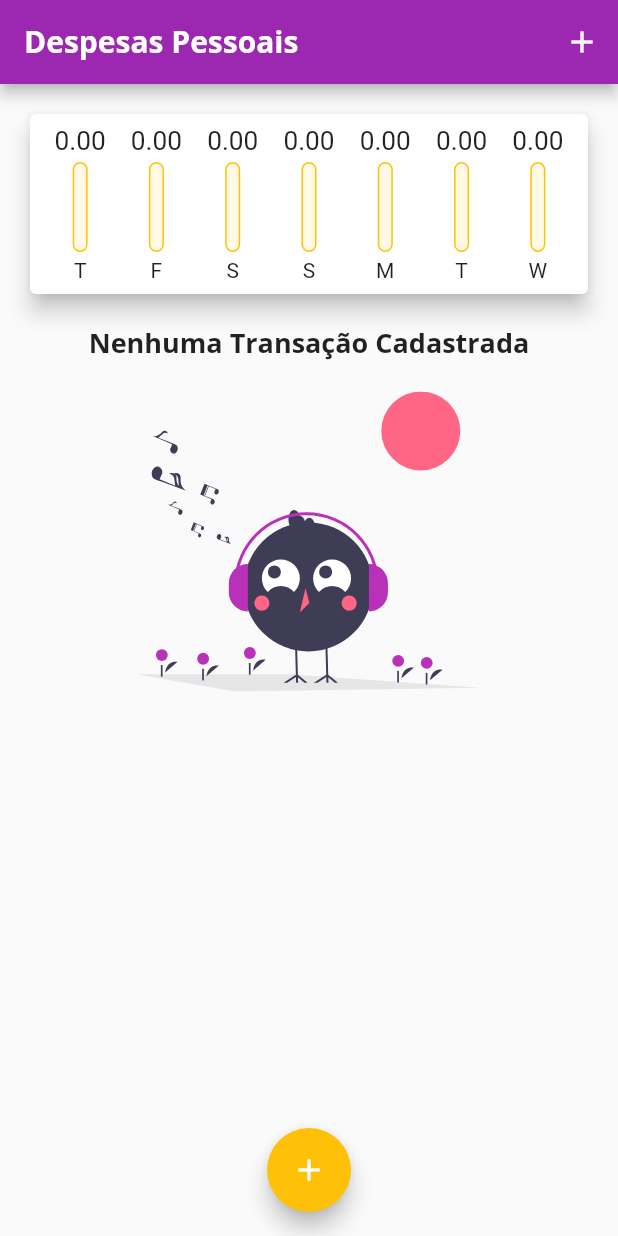
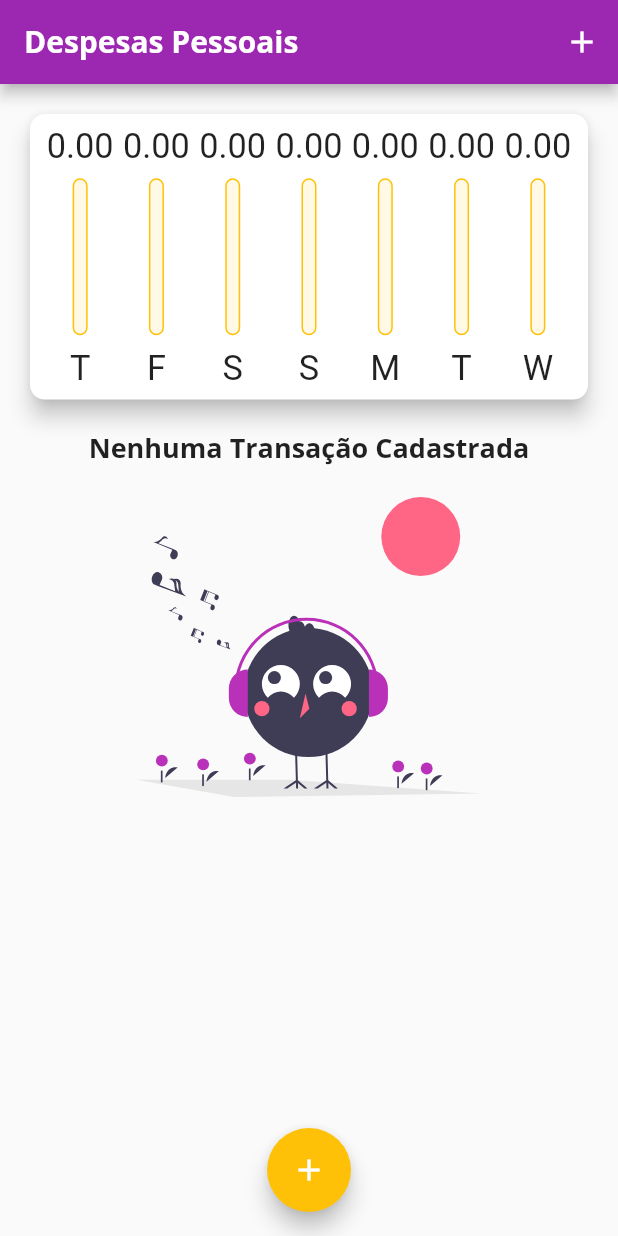
Before and after one commit to TonySilva7/expenses, a Flutter app: the screen it shows after launch, on a phone screen of 412 x 824 dp. Run offline on Flutter 3.47's test engine with Material 2 defaults, Android fonts, the light colour scheme and no system bars; our stand-ins replace flutter_svg.

Commit message:
feat: make responsive the graphic

```diff
--- a/lib/components/chart.dart
+++ b/lib/components/chart.dart
@@ -42,6 +42,9 @@ class Chart extends StatelessWidget {
   Widget build(BuildContext context) {
     return Card(
       elevation: 6,
+      shape: RoundedRectangleBorder(
+        borderRadius: BorderRadius.circular(10),
+      ),
       margin: const EdgeInsets.all(20),
       child: Padding(
         padding: const EdgeInsets.all(8.0),
--- a/lib/components/chart_bar.dart
+++ b/lib/components/chart_bar.dart
@@ -1,6 +1,4 @@
 import 'package:flutter/material.dart';
-import 'package:flutter/src/widgets/container.dart';
-import 'package:flutter/src/widgets/framework.dart';
 
 class ChartBar extends StatelessWidget {
   final String label;
@@ -16,17 +14,18 @@ class ChartBar extends StatelessWidget {
 
   @override
   Widget build(BuildContext context) {
-    return Column(
+    return LayoutBuilder(
+      builder: (ctx, constraints) => Column(
         children: [
           SizedBox(
-          height: 20,
+            height: constraints.maxHeight * 0.15,
             child: FittedBox(
               child: Text(value.toStringAsFixed(2)),
             ),
           ),
-        const SizedBox(height: 4),
+          SizedBox(height: constraints.maxHeight * 0.05),
           SizedBox(
-          height: 60,
+            height: constraints.maxHeight * 0.6,
             width: 10,
             child: Stack(
               alignment: Alignment.bottomCenter,
@@ -37,8 +36,10 @@ class ChartBar extends StatelessWidget {
                       color: Theme.of(context).colorScheme.secondary,
                       width: 1.0,
                     ),
-                  color:
-                      Theme.of(context).colorScheme.secondary.withOpacity(0.1),
+                    color: Theme.of(context)
+                        .colorScheme
+                        .secondary
+                        .withOpacity(0.1),
                     borderRadius: BorderRadius.circular(10),
                   ),
                 ),
@@ -54,9 +55,13 @@ class ChartBar extends StatelessWidget {
               ],
             ),
           ),
-        SizedBox(height: 4),
-        Text(label),
+          SizedBox(height: constraints.maxHeight * 0.05),
+          SizedBox(
+            height: constraints.maxHeight * 0.15,
+            child: FittedBox(child: Text(label)),
+          ),
         ],
+      ),
     );
   }
 }
--- a/lib/components/transaction_list.dart
+++ b/lib/components/transaction_list.dart
@@ -26,9 +26,7 @@ class TransactionList extends StatelessWidget {
 
   @override
   Widget build(BuildContext context) {
-    return SizedBox(
-      height: 430,
-      child: transactions.isEmpty
+    return transactions.isEmpty
         ? Column(
             children: [
               Text(
@@ -97,7 +95,6 @@ class TransactionList extends StatelessWidget {
                 ),
               );
             },
-            ),
           );
   }
 }
--- a/lib/main.dart
+++ b/lib/main.dart
@@ -97,23 +97,40 @@ class MyHomePageState extends State<MyHomePage> {
 
   @override
   Widget build(BuildContext context) {
-    return Scaffold(
-      appBar: AppBar(
-        title: const Text('Despesas Pessoais'),
+    final appBar = AppBar(
+      title: Text(
+        'Despesas Pessoais',
+        style: TextStyle(
+          fontSize: 20 * MediaQuery.of(context).textScaleFactor,
+        ),
+      ),
       actions: <Widget>[
         IconButton(
           icon: const Icon(Icons.add),
           onPressed: () => _openTransactionFormModal(context),
         ),
       ],
-      ),
+    );
+
+    final availableHeight = MediaQuery.of(context).size.height -
+        MediaQuery.of(context).padding.top -
+        appBar.preferredSize.height;
+
+    return Scaffold(
+      appBar: appBar,
       body: SingleChildScrollView(
         child: Column(
           crossAxisAlignment: CrossAxisAlignment.stretch,
           children: <Widget>[
-            Chart(recentTransactions: _recentTransactions),
-            TransactionList(
+            SizedBox(
+              height: availableHeight * 0.3,
+              child: Chart(recentTransactions: _recentTransactions),
+            ),
+            SizedBox(
+              height: availableHeight * 0.7,
+              child: TransactionList(
                   transactions: _transactions, onRemove: _removeTransaction),
+            ),
           ],
         ),
       ),
```
Lines whose indentation alone changed are shown as unchanged.
